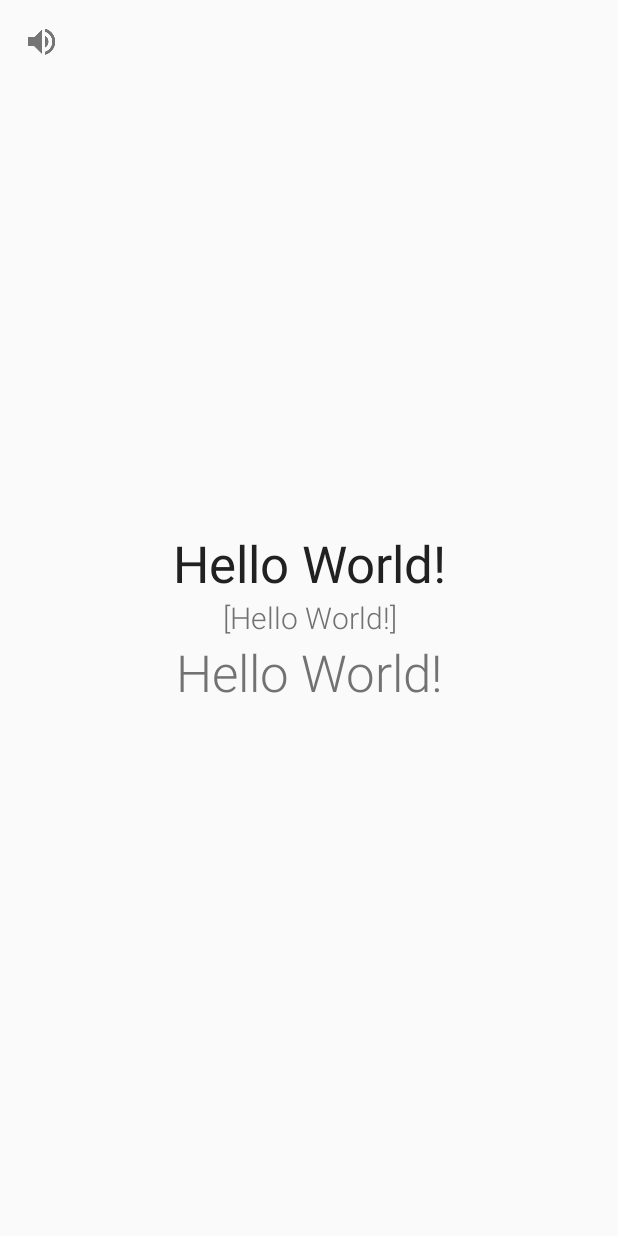
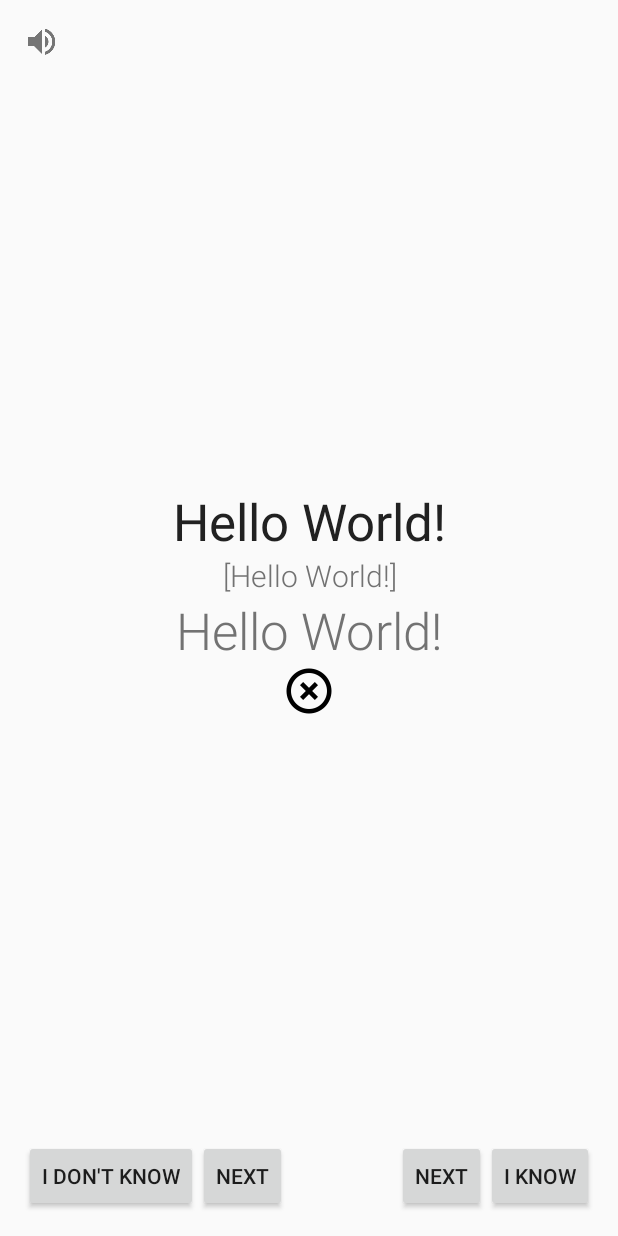
Before and after one commit to tepikin/LearnWordsAndroid, an Android app: the layout fragment_check.xml on its own in the app's theme, with its tools: preview values and no code run, on a phone screen of 412 x 824 dp. Run offline under Robolectric (Android 15) with nearby library versions, the phone set to English and light mode, and no system bars.

Commit message:
Check words logic added

```diff
--- a/app/src/main/java/ru/lazard/learnwords/ui/fragments/learn/LearnFragment.java
+++ b/app/src/main/java/ru/lazard/learnwords/ui/fragments/learn/LearnFragment.java
@@ -101,9 +101,10 @@ public class LearnFragment extends Fragment implements View.OnClickListener {
             setStatePause();
             if (presenter == null) {
                 presenter = new LearnPresenter(this);
-            } else {
-                presenter.restoreState();
             }
+//            else {
+//                presenter.restoreState();
+//            }
         }
         return view;
     }
--- a/app/src/main/java/ru/lazard/learnwords/ui/fragments/learn/LearnPresenter.java
+++ b/app/src/main/java/ru/lazard/learnwords/ui/fragments/learn/LearnPresenter.java
@@ -10,6 +10,7 @@ import java.util.List;
 import java.util.Locale;
 import java.util.concurrent.atomic.AtomicBoolean;
 
+import ru.lazard.learnwords.db.DAO;
 import ru.lazard.learnwords.model.Model;
 import ru.lazard.learnwords.model.Word;
 import ru.lazard.learnwords.speach.TTS;
@@ -101,8 +102,10 @@ public class LearnPresenter implements FragmentManager.OnBackStackChangedListene
         if (randomWord != null) {
             if (randomWord.getStatus() == Word.STATUS_NONE || randomWord.getStatus() == Word.STATUS_LEARN) {
                 randomWord.setStatus(Word.STATUS_CHECK_1);
+                DAO.setStatusForWord(randomWord.getId(),Word.STATUS_CHECK_1);
             } else {
                 randomWord.setStatus(Word.STATUS_LEARN);
+                DAO.setStatusForWord(randomWord.getId(),Word.STATUS_LEARN);
             }
         }
     }
--- a/app/src/main/java/ru/lazard/learnwords/utils/Utils.java
+++ b/app/src/main/java/ru/lazard/learnwords/utils/Utils.java
@@ -9,12 +9,18 @@ import android.content.pm.PackageManager;
 import android.net.Uri;
 import android.support.annotation.StringRes;
 import android.text.TextUtils;
+import android.util.TypedValue;
 import android.widget.Toast;
 
 /**
  * Created by Egor on 06.06.2016.
  */
 public class Utils {
+    public static float dpToPx(float dp, Context context) {
+        float size = TypedValue.applyDimension(TypedValue.COMPLEX_UNIT_DIP, dp,
+                context.getResources().getDisplayMetrics());
+        return size;
+    }
 
     public static final String getApplicationName(Context context) {
         PackageManager pm = context.getPackageManager();
--- /dev/null
+++ b/app/src/main/res/color/selector_check_words_apply_color.xml
@@ -0,0 +1,5 @@
+<?xml version="1.0" encoding="utf-8"?>
+<selector xmlns:android="http://schemas.android.com/apk/res/android">
+<item android:state_selected="false" android:color="@color/colorAccent"/>
+<item android:state_selected="true" android:color="@color/colorPrimary"/>
+</selector>
--- /dev/null
+++ b/app/src/main/res/drawable/selector_check_words_apply.xml
@@ -0,0 +1,5 @@
+<?xml version="1.0" encoding="utf-8"?>
+<selector xmlns:android="http://schemas.android.com/apk/res/android">
+<item android:state_selected="false" android:drawable="@drawable/ic_highlight_off_black_36dp"/>
+<item android:state_selected="true" android:drawable="@drawable/ic_keyboard_arrow_down_black_36dp"/>
+</selector>
--- a/app/src/main/res/layout/fragment_check.xml
+++ b/app/src/main/res/layout/fragment_check.xml
@@ -2,14 +2,14 @@
 <FrameLayout
     android:id="@+id/base_layout"
     xmlns:android="http://schemas.android.com/apk/res/android"
+    xmlns:app="http://schemas.android.com/apk/res-auto"
     xmlns:tools="http://schemas.android.com/tools"
     android:layout_width="match_parent"
     android:layout_height="match_parent"
     android:background="@drawable/bg_main_activity"
     android:keepScreenOn="true"
     android:orientation="vertical"
-    tools:context=".ui.activities.main.MainActivity"
-    xmlns:app="http://schemas.android.com/apk/res-auto">
+    tools:context=".ui.activities.main.MainActivity">
 
 
     <android.support.v7.widget.LinearLayoutCompat
@@ -43,11 +43,17 @@
             android:textAppearance="@style/TextAppearance.AppCompat.Title"
             android:textColor="@color/colorSecondaryText"/>
 
+        <android.support.v7.widget.LinearLayoutCompat
+            android:id="@+id/translateLayout"
+            android:layout_width="match_parent"
+            android:layout_height="0dp"
+            android:layout_weight="1.15"
+            android:orientation="vertical">
+
             <android.support.v7.widget.AppCompatTextView
                 android:id="@+id/translate"
                 android:layout_width="match_parent"
-            android:layout_height="0dp"
-            android:layout_weight="1"
+                android:layout_height="wrap_content"
                 android:fontFamily="sans-serif-light"
                 android:gravity="center_horizontal|top"
                 android:paddingLeft="16dp"
@@ -56,6 +62,13 @@
                 android:textAppearance="@style/TextAppearance.AppCompat.Display1"
                 android:textColor="@color/colorSecondaryText"/>
 
+            <android.support.v7.widget.AppCompatImageView
+                android:id="@+id/translateIcon"
+                android:layout_width="wrap_content"
+                android:layout_height="wrap_content"
+                android:layout_gravity="center_horizontal"
+                android:src="@drawable/selector_check_words_apply"/>
+        </android.support.v7.widget.LinearLayoutCompat>
     </android.support.v7.widget.LinearLayoutCompat>
 
 
@@ -63,14 +76,55 @@
         android:id="@+id/sound"
         style="@style/Base.Widget.AppCompat.CompoundButton.CheckBox"
         android:layout_width="wrap_content"
-        android:src="@drawable/ic_volume_up_grey600_24dp"
-        android:padding="16dp"
-        android:text=""
+        android:layout_height="wrap_content"
         android:layout_gravity="top|left"
         android:button="@drawable/ic_volume_up_grey600_24dp"
         android:buttonTint="@color/colorSecondaryText"
-        app:buttonTint="@color/colorSecondaryText"
+        android:padding="16dp"
         android:scaleType="centerInside"
-        android:layout_height="wrap_content"/>
+        android:src="@drawable/ic_volume_up_grey600_24dp"
+        android:text=""
+        app:buttonTint="@color/colorSecondaryText"/>
+
+    <android.support.v7.widget.LinearLayoutCompat
+        android:layout_width="match_parent"
+        android:layout_height="wrap_content"
+        android:layout_gravity="bottom|left"
+        android:layout_margin="16dp"
+        android:orientation="horizontal">
+
+        <android.support.v7.widget.AppCompatTextView
+            android:id="@+id/cancel"
+            style="@style/Base.Widget.AppCompat.Button.Small"
+            android:layout_width="wrap_content"
+            android:layout_height="wrap_content"
+            android:text="I don't know"/>
+
+        <android.support.v7.widget.AppCompatTextView
+            android:id="@+id/nextCancel"
+            style="@style/Base.Widget.AppCompat.Button.Small"
+            android:layout_width="wrap_content"
+            android:layout_height="wrap_content"
+            android:text="next"/>
+
+        <View
+            android:layout_width="0dp"
+            android:layout_height="1dp"
+            android:layout_weight="1"/>
+
+        <android.support.v7.widget.AppCompatTextView
+            android:id="@+id/nextApply"
+            style="@style/Base.Widget.AppCompat.Button.Small"
+            android:layout_width="wrap_content"
+            android:layout_height="wrap_content"
+            android:text="next"/>
+
+        <android.support.v7.widget.AppCompatTextView
+            android:id="@+id/apply"
+            style="@style/Base.Widget.AppCompat.Button.Small"
+            android:layout_width="wrap_content"
+            android:layout_height="wrap_content"
+            android:text="I know"/>
+    </android.support.v7.widget.LinearLayoutCompat>
 
 </FrameLayout>
--- a/app/src/main/res/layout/fragment_learn.xml
+++ b/app/src/main/res/layout/fragment_learn.xml
@@ -47,7 +47,7 @@
             android:id="@+id/translate"
             android:layout_width="match_parent"
             android:layout_height="0dp"
-            android:layout_weight="1"
+            android:layout_weight="1.15"
             android:fontFamily="sans-serif-light"
             android:gravity="center_horizontal|top"
             android:paddingLeft="16dp"
--- a/app/src/main/res/values/dimens.xml
+++ b/app/src/main/res/values/dimens.xml
@@ -10,4 +10,5 @@
 
 
     <dimen name="pause_bar_height">18dp</dimen>
+
 </resources>
```
Also changed, not shown: app/src/main/java/ru/lazard/learnwords/ui/fragments/check/CheckWordsFragment.java (+20 -16 lines), app/src/main/java/ru/lazard/learnwords/ui/fragments/check/CheckWordsPresenter.java (+70 -127 lines), app/src/main/res/drawable-hdpi/ic_highlight_off_black_36dp.png (added), app/src/main/res/drawable-hdpi/ic_keyboard_arrow_down_black_36dp.png (added), app/src/main/res/drawable-mdpi/ic_highlight_off_black_36dp.png (added), app/src/main/res/drawable-mdpi/ic_keyboard_arrow_down_black_36dp.png (added), app/src/main/res/drawable-xhdpi/ic_highlight_off_black_36dp.png (added), app/src/main/res/drawable-xhdpi/ic_keyboard_arrow_down_black_36dp.png (added), app/src/main/res/drawable-xxhdpi/ic_highlight_off_black_36dp.png (added), app/src/main/res/drawable-xxhdpi/ic_keyboard_arrow_down_black_36dp.png (added), app/src/main/res/drawable-xxxhdpi/ic_highlight_off_black_36dp.png (added), app/src/main/res/drawable-xxxhdpi/ic_keyboard_arrow_down_black_36dp.png (added). Lines whose indentation alone changed are shown as unchanged.
